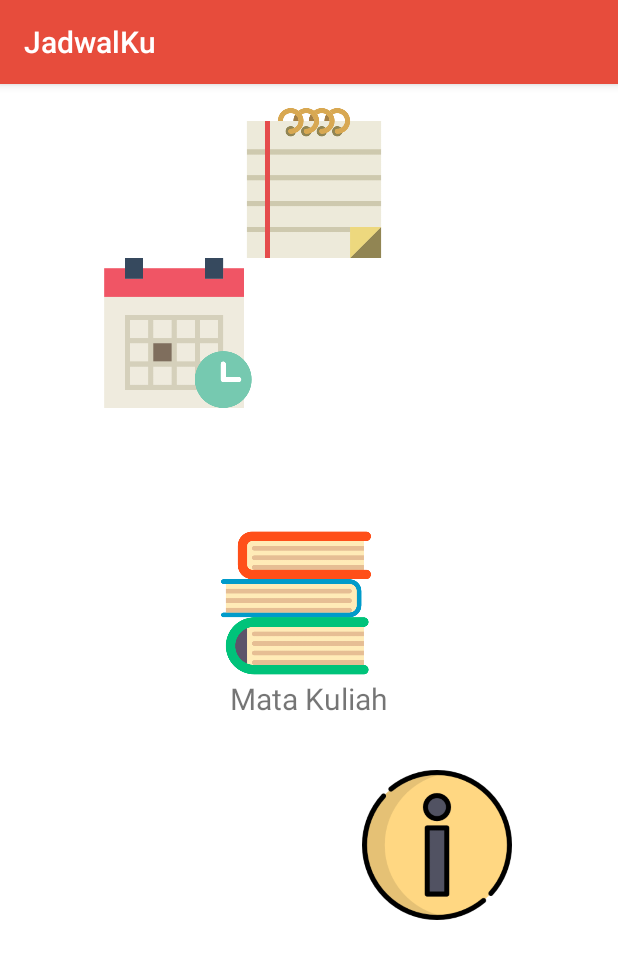
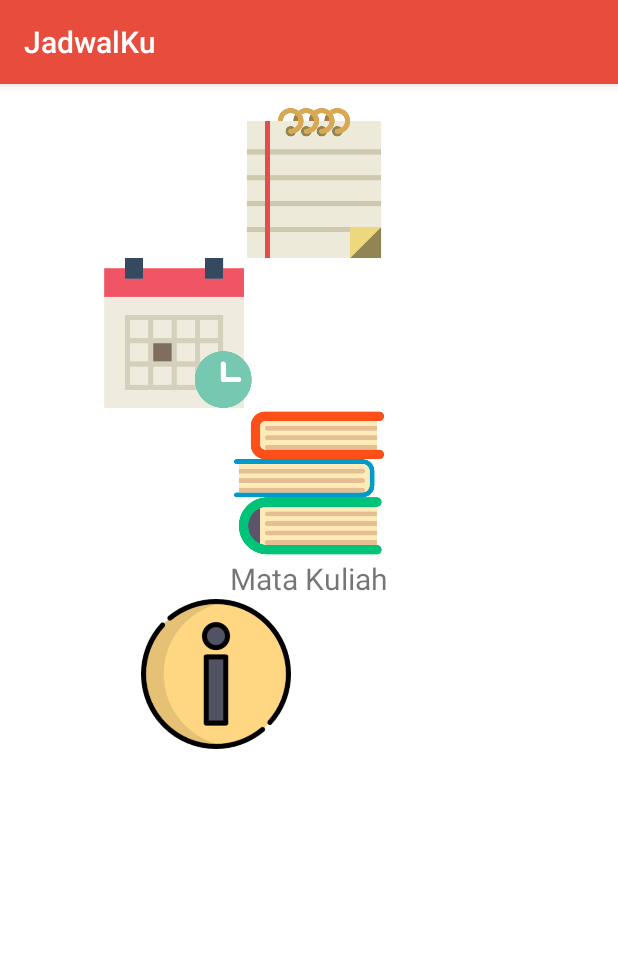
Before and after one commit to fahrirh/JadwalKu, an Android app: the screen it shows after launch (MainActivity), on a phone screen of 412 x 824 dp. Shown: the top 959 px of the screen. Run offline under Robolectric (Android 15) with nearby library versions, the light colour scheme and no system bars.

Commit message:
still play with layout

```diff
--- a/app/src/main/res/layout/activity_main.xml
+++ b/app/src/main/res/layout/activity_main.xml
@@ -59,9 +59,6 @@
             android:scaleType="centerInside"
             android:src="@drawable/books"
             android:background="#00000000"
-            android:layout_marginTop="80dp"
-            android:layout_marginRight="18dp"
-            android:layout_marginEnd="18dp"
             android:layout_alignParentTop="true"
             android:layout_alignRight="@+id/buttonLihatjadwal"
             android:layout_alignEnd="@+id/buttonLihatjadwal" />
@@ -73,7 +70,6 @@
         android:layout_alignLeft="@+id/buttonLihatmk"
         android:layout_alignStart="@+id/buttonLihatmk"
         android:layout_above="@+id/buttonLihatmk"
-        android:layout_toEndOf="@id/buttonLihatmk"
         android:layout_gravity="center"
         android:text="Mata Kuliah"
         android:textSize="20sp"/>
@@ -89,9 +85,6 @@
             android:scaleType="centerInside"
             android:src="@drawable/infor"
             android:background="#00000000"
-            android:layout_marginTop="34dp"
-            android:layout_marginLeft="170dp"
-            android:layout_marginStart="170dp"
             android:layout_below="@+id/buttonLihatmk"
             android:layout_alignParentLeft="true"
             android:layout_alignParentStart="true" />
```
